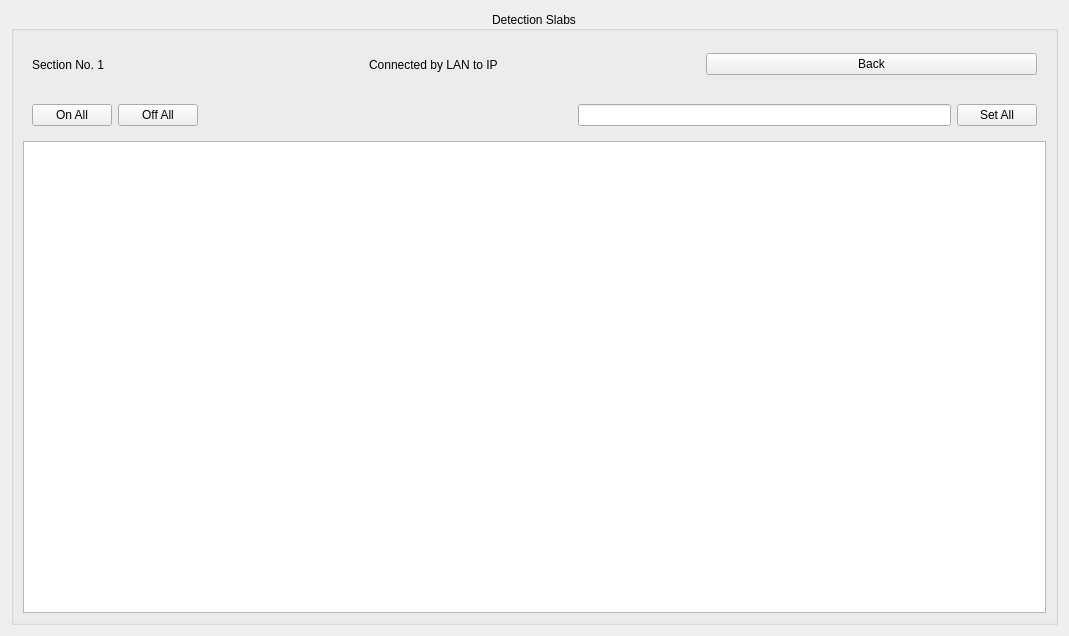
This is manyslabsatonce.ui in MichalRK19780524/MCORD_GUI_CPP as Qt 5 draws it before an edit. The edited form follows.
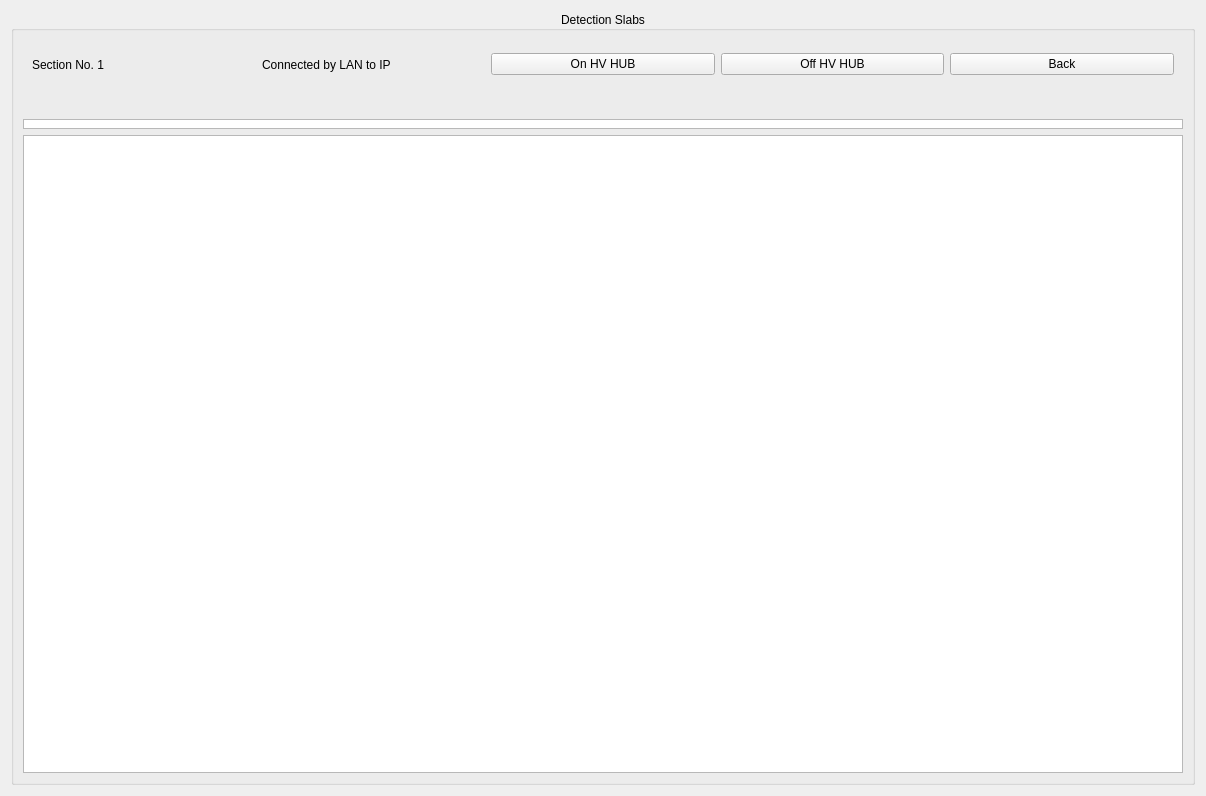
This is the edited form.

Commit message: Added buttons to the table above

```diff
--- a/manyslabsatonce.ui
+++ b/manyslabsatonce.ui
@@ -6,10 +6,16 @@
    <rect>
     <x>0</x>
     <y>0</y>
-    <width>1069</width>
-    <height>636</height>
+    <width>1206</width>
+    <height>796</height>
    </rect>
   </property>
+  <property name="sizePolicy">
+   <sizepolicy hsizetype="Preferred" vsizetype="Preferred">
+    <horstretch>0</horstretch>
+    <verstretch>0</verstretch>
+   </sizepolicy>
+  </property>
   <property name="windowTitle">
    <string>Form</string>
   </property>
@@ -64,6 +70,20 @@
            </property>
           </widget>
          </item>
+         <item>
+          <widget class="QPushButton" name="onHvHubPushButton">
+           <property name="text">
+            <string>On HV HUB</string>
+           </property>
+          </widget>
+         </item>
+         <item>
+          <widget class="QPushButton" name="offHvHubPushButton">
+           <property name="text">
+            <string>Off HV HUB</string>
+           </property>
+          </widget>
+         </item>
          <item>
           <widget class="QPushButton" name="pushButtonBackSlabsChoice">
            <property name="text">
@@ -76,53 +96,40 @@
       </item>
       <item>
        <widget class="QWidget" name="widget" native="true">
-        <layout class="QHBoxLayout" name="horizontalLayout">
-         <item>
-          <widget class="QPushButton" name="pushButtonOnAll">
-           <property name="text">
-            <string>On All</string>
-           </property>
-          </widget>
-         </item>
-         <item>
-          <widget class="QPushButton" name="pushButtonOffAll">
-           <property name="text">
-            <string>Off All</string>
-           </property>
-          </widget>
-         </item>
-         <item>
-          <spacer name="horizontalSpacer">
-           <property name="orientation">
-            <enum>Qt::Horizontal</enum>
-           </property>
-           <property name="sizeHint" stdset="0">
-            <size>
-             <width>40</width>
-             <height>20</height>
-            </size>
-           </property>
-          </spacer>
-         </item>
-         <item>
-          <widget class="QLineEdit" name="lineEditSetAll"/>
-         </item>
-         <item>
-          <widget class="QPushButton" name="pushButtonSetAll">
-           <property name="text">
-            <string>Set All</string>
-           </property>
-          </widget>
-         </item>
-        </layout>
+        <layout class="QHBoxLayout" name="horizontalLayout"/>
+       </widget>
+      </item>
+      <item>
+       <widget class="QTableWidget" name="slabsTableWidget">
+        <property name="sizePolicy">
+         <sizepolicy hsizetype="Expanding" vsizetype="Maximum">
+          <horstretch>0</horstretch>
+          <verstretch>0</verstretch>
+         </sizepolicy>
+        </property>
+        <property name="maximumSize">
+         <size>
+          <width>2100</width>
+          <height>10</height>
+         </size>
+        </property>
+        <attribute name="verticalHeaderVisible">
+         <bool>false</bool>
+        </attribute>
+        <attribute name="verticalHeaderMinimumSectionSize">
+         <number>25</number>
+        </attribute>
+        <attribute name="verticalHeaderDefaultSectionSize">
+         <number>25</number>
+        </attribute>
        </widget>
       </item>
       <item>
        <widget class="QTableView" name="slabsTableView">
         <property name="sizePolicy">
          <sizepolicy hsizetype="Expanding" vsizetype="Expanding">
-          <horstretch>1</horstretch>
-          <verstretch>1</verstretch>
+          <horstretch>0</horstretch>
+          <verstretch>0</verstretch>
          </sizepolicy>
         </property>
         <property name="minimumSize">
@@ -133,8 +140,8 @@
         </property>
         <property name="maximumSize">
          <size>
-          <width>100000</width>
-          <height>100000</height>
+          <width>1000000</width>
+          <height>1000000</height>
          </size>
         </property>
         <property name="sizeAdjustPolicy">
```
The commit also changes 5 other files.
